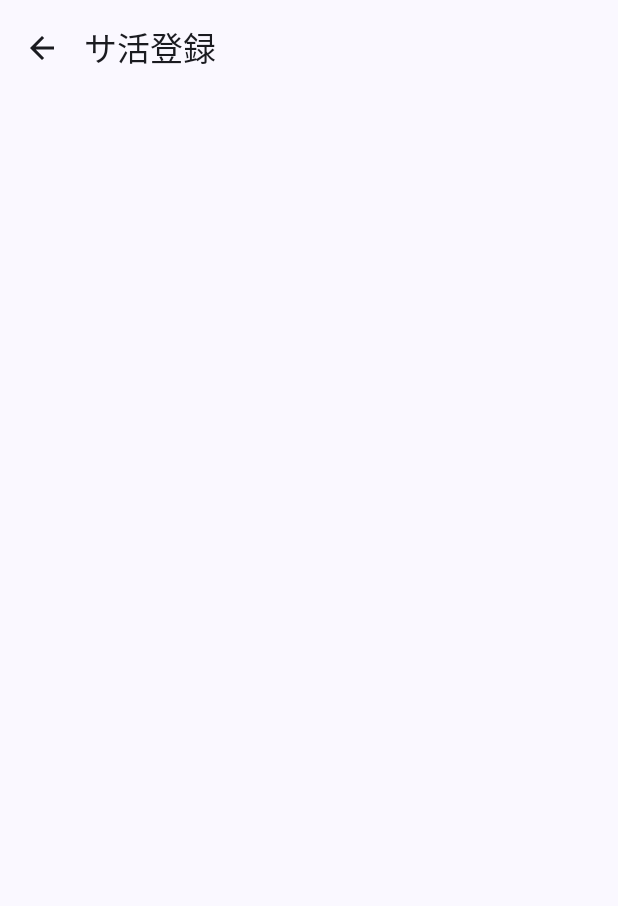
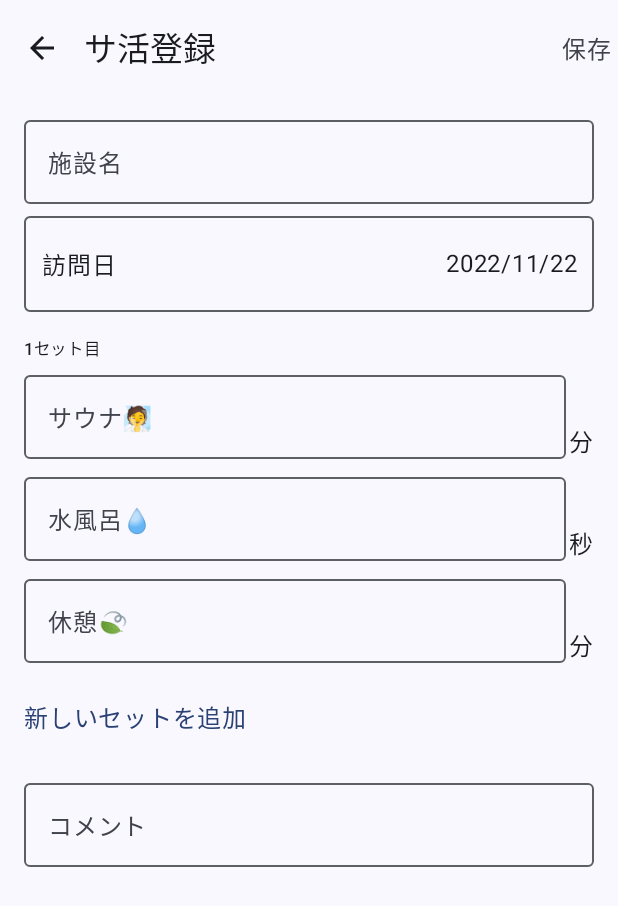
Before and after one commit to uhooi/Loki-Android, an Android app built with Jetpack Compose: the SakatsuInputScreen screen opened through its navigation route, on a phone screen of 412 x 824 dp. Before the commit the part shown is almost empty. Shown: the top 906 px of the screen. Run offline under Robolectric (Android 15) with nearby library versions, the phone set to English and light mode, and no system bars; our stand-ins replace Dagger/Hilt's generated code.

Commit message:
登録画面の実装

```diff
--- a/app/build.gradle
+++ b/app/build.gradle
@@ -77,6 +77,9 @@ dependencies {
     // Hilt
     implementation "com.google.dagger:hilt-android:2.44"
     kapt "com.google.dagger:hilt-compiler:2.44"
+
+    // Material Design
+    implementation 'com.google.android.material:material:1.7.0'
 }
 
 kapt {
--- a/app/src/main/java/com/theuhooi/totonoi/MainActivity.kt
+++ b/app/src/main/java/com/theuhooi/totonoi/MainActivity.kt
@@ -4,6 +4,7 @@ import android.os.Bundle
 import android.view.Window
 import androidx.activity.ComponentActivity
 import androidx.activity.compose.setContent
+import androidx.appcompat.app.AppCompatActivity
 import androidx.compose.foundation.layout.WindowInsets
 import androidx.compose.foundation.layout.fillMaxSize
 import androidx.compose.foundation.layout.safeDrawing
@@ -18,7 +19,7 @@ import androidx.core.view.WindowCompat
 import com.theuhooi.totonoi.core.ui.TotonoiApp
 import com.theuhooi.totonoi.core.ui.theme.TotonoiTheme
 
-class MainActivity : ComponentActivity() {
+class MainActivity : AppCompatActivity() {
     override fun onCreate(savedInstanceState: Bundle?) {
         super.onCreate(savedInstanceState)
         WindowCompat.setDecorFitsSystemWindows(window, false)
--- a/app/src/main/java/com/theuhooi/totonoi/core/ui/theme/Color.kt
+++ b/app/src/main/java/com/theuhooi/totonoi/core/ui/theme/Color.kt
@@ -4,6 +4,8 @@ import androidx.compose.ui.graphics.Color
 
 val Pink200 = Color(0xFFf48fb1)
 
+val LightBlue50 = Color(0xFFe1f5fe)
+val LightBlue100 = Color(0xFFb3e5fc)
 val LightBlue200 = Color(0xFF81d4fa)
 
 val Amber600 = Color(0xFFffb300)
--- a/app/src/main/java/com/theuhooi/totonoi/core/ui/theme/Theme.kt
+++ b/app/src/main/java/com/theuhooi/totonoi/core/ui/theme/Theme.kt
@@ -20,10 +20,11 @@ private val DarkColorScheme = darkColorScheme(
     secondary = Amber600,
     tertiary = Pink200,
     background = Gray100,
-    surface = White,
+    surface = LightBlue50,
     onPrimary = Gray900,
     onBackground = Black,
     error = DeepOrange400,
+    onSurfaceVariant = Gray100
 )
 
 private val LightColorScheme = lightColorScheme(
@@ -31,10 +32,11 @@ private val LightColorScheme = lightColorScheme(
     secondary = Amber600,
     tertiary = Pink200,
     background = Gray100,
-    surface = White,
+    surface = LightBlue50,
     onPrimary = Gray900,
     onBackground = Black,
     error = DeepOrange400,
+    onSurfaceVariant = Gray100
 
 
     /* Other default colors to override
--- a/app/src/main/java/com/theuhooi/totonoi/feature/sakatsu/sakatsu_input/SakatsuInputScreen.kt
+++ b/app/src/main/java/com/theuhooi/totonoi/feature/sakatsu/sakatsu_input/SakatsuInputScreen.kt
@@ -1,17 +1,28 @@
 package com.theuhooi.totonoi.feature.sakatsu.sakatsu_input
 
+import androidx.compose.foundation.clickable
+import androidx.compose.foundation.layout.Box
+import androidx.compose.foundation.layout.fillMaxSize
+import androidx.compose.foundation.layout.padding
 import androidx.compose.material.icons.Icons
 import androidx.compose.material.icons.filled.ArrowBack
 import androidx.compose.material3.*
 import androidx.compose.runtime.Composable
+import androidx.compose.runtime.getValue
+import androidx.compose.ui.Modifier
 import androidx.compose.ui.res.stringResource
+import androidx.lifecycle.compose.ExperimentalLifecycleComposeApi
+import androidx.lifecycle.compose.collectAsStateWithLifecycle
+import androidx.lifecycle.viewmodel.compose.viewModel
 import com.theuhooi.totonoi.R
 
-@OptIn(ExperimentalMaterial3Api::class)
+@OptIn(ExperimentalMaterial3Api::class, ExperimentalLifecycleComposeApi::class)
 @Composable
 fun SakatsuInputScreen(
     onNavigationClick: () -> Unit,
+    viewModel: SakatsuInputViewModel = viewModel()
 ) {
+    val uiState by viewModel.uiState.collectAsStateWithLifecycle()
     Scaffold(
         topBar = {
             TopAppBar(
@@ -25,10 +36,40 @@ fun SakatsuInputScreen(
                             contentDescription = stringResource(id = R.string.talkback_back)
                         )
                     }
+                },
+                actions = {
+                    Text(
+                        modifier = Modifier
+                            .clickable(
+                                enabled = uiState.isSaveButtonEnabled,
+                                onClick = viewModel::onSaveButtonClick
+                            ),
+                        text = stringResource(id = R.string.save),
+                        color = if (uiState.isSaveButtonEnabled) {
+                            MaterialTheme.colorScheme.primary
+                        } else {
+                            MaterialTheme.colorScheme.onSurfaceVariant
+                        }
+                    )
                 }
             )
         }
-    ) {
-
+    ) { contentPadding ->
+        Box(modifier = Modifier.padding(top = contentPadding.calculateTopPadding())) {
+            SakatsuInputSections(
+                modifier = Modifier.fillMaxSize(),
+                facilityName = uiState.facilityName,
+                visitingDateText = uiState.visitingDateText,
+                saunaSetList = uiState.saunaSetList,
+                description = uiState.description,
+                onFacilityNameChange = viewModel::onFacilityNameChange,
+                onVisitingDateChange = viewModel::onVisitingDateChange,
+                onSaunaTimeChange = viewModel::onSaunaTimeChange,
+                onCoolBathTimeChange = viewModel::onCoolBathTimeChange,
+                onRelaxationTimeChange = viewModel::onRelaxationTimeChange,
+                onDescriptionChange = viewModel::onDescriptionChange,
+                onAddSaunaSetClick = viewModel::onAddSaunaSetClick
+            )
+        }
     }
 }
--- /dev/null
+++ b/app/src/main/java/com/theuhooi/totonoi/feature/sakatsu/sakatsu_input/SakatsuInputSections.kt
@@ -0,0 +1,272 @@
+@file:OptIn(ExperimentalMaterial3Api::class)
+
+package com.theuhooi.totonoi.feature.sakatsu.sakatsu_input
+
+import androidx.appcompat.app.AppCompatActivity
+import androidx.compose.foundation.border
+import androidx.compose.foundation.clickable
+import androidx.compose.foundation.layout.*
+import androidx.compose.foundation.lazy.LazyColumn
+import androidx.compose.foundation.shape.RoundedCornerShape
+import androidx.compose.material3.*
+import androidx.compose.runtime.Composable
+import androidx.compose.ui.Alignment
+import androidx.compose.ui.Modifier
+import androidx.compose.ui.draw.clip
+import androidx.compose.ui.platform.LocalContext
+import androidx.compose.ui.platform.LocalDensity
+import androidx.compose.ui.res.stringResource
+import androidx.compose.ui.text.style.TextAlign
+import androidx.compose.ui.unit.dp
+import com.google.android.material.datepicker.MaterialDatePicker
+import com.theuhooi.totonoi.R
+
+@Composable
+fun SakatsuInputSections(
+    facilityName: String?,
+    visitingDateText: String,
+    saunaSetList: List<SaunaSet>,
+    description: String?,
+    onFacilityNameChange: (String) -> Unit,
+    onVisitingDateChange: (Long) -> Unit,
+    onSaunaTimeChange: (saunaSetIndex: Int, saunaTime: String) -> Unit,
+    onCoolBathTimeChange: (saunaSetIndex: Int, coolBathTime: String) -> Unit,
+    onRelaxationTimeChange: (saunaSetIndex: Int, relaxationTime: String) -> Unit,
+    onDescriptionChange: (String) -> Unit,
+    onAddSaunaSetClick: () -> Unit,
+    modifier: Modifier = Modifier
+) {
+    val bottomInsets = with(LocalDensity.current) {
+        WindowInsets.safeDrawing.getBottom(this).toDp()
+    }
+    LazyColumn(
+        modifier = modifier.fillMaxWidth(),
+        contentPadding = PaddingValues(
+            top = 8.dp,
+            bottom = 32.dp + bottomInsets,
+            start = 16.dp,
+            end = 16.dp
+        )
+    ) {
+        item {
+            FacilityNameSection(
+                modifier = Modifier.fillMaxWidth(),
+                facilityName = facilityName,
+                onFacilityNameChange = onFacilityNameChange
+            )
+        }
+        item {
+            VisitingDateSection(
+                modifier = Modifier
+                    .fillMaxWidth()
+                    .padding(top = 8.dp),
+                visitingDateText = visitingDateText,
+                onVisitingDateChange = onVisitingDateChange
+            )
+        }
+        items(saunaSetList.size) {
+            SaunaSetSection(
+                modifier = Modifier
+                    .fillMaxWidth()
+                    .padding(top = 16.dp),
+                index = it,
+                saunaTime = saunaSetList[it].saunaTime,
+                coolBathTime = saunaSetList[it].coolBathTime,
+                relaxationTime = saunaSetList[it].relaxationTime,
+                onSaunaTimeChange = onSaunaTimeChange,
+                onCoolBathTimeChange = onCoolBathTimeChange,
+                onRelaxationTimeChange = onRelaxationTimeChange
+            )
+        }
+        item {
+            Text(
+                modifier = Modifier
+                    .padding(top = 24.dp)
+                    .clickable(onClick = onAddSaunaSetClick),
+                text = stringResource(id = R.string.sakatsu_input_add_sauna_set),
+                color = MaterialTheme.colorScheme.primary
+            )
+        }
+        item {
+            DescriptionSection(
+                modifier = Modifier
+                    .fillMaxWidth()
+                    .padding(top = 24.dp),
+                description = description,
+                onDescriptionChange = onDescriptionChange
+            )
+        }
+    }
+}
+
+@Composable
+private fun FacilityNameSection(
+    facilityName: String?,
+    onFacilityNameChange: (String) -> Unit,
+    modifier: Modifier = Modifier
+) {
+    OutlinedTextField(
+        modifier = modifier,
+        value = facilityName.orEmpty(),
+        onValueChange = onFacilityNameChange,
+        label = {
+            Text(text = stringResource(id = R.string.sakatsu_input_facility_name))
+        }
+    )
+}
+
+@Composable
+private fun VisitingDateSection(
+    visitingDateText: String,
+    onVisitingDateChange: (Long) -> Unit,
+    modifier: Modifier = Modifier
+) {
+    val activity = LocalContext.current as AppCompatActivity
+    Box(
+        modifier = modifier
+            .border(
+                width = 1.dp,
+                color = MaterialTheme.colorScheme.outline,
+                shape = RoundedCornerShape(4.dp)
+            )
+            .clip(shape = RoundedCornerShape(4.dp))
+            .clickable {
+                MaterialDatePicker.Builder
+                    .datePicker()
+                    .setTheme(R.style.MaterialCalendarTheme)
+                    .build()
+                    .apply {
+                        show(activity.supportFragmentManager, "DatePicker")
+                        addOnPositiveButtonClickListener {
+                            onVisitingDateChange(it)
+                        }
+                    }
+            }
+    ) {
+        Text(
+            modifier = Modifier
+                .align(Alignment.CenterStart)
+                .padding(start = 12.dp),
+            text = stringResource(id = R.string.sakatsu_input_visiting_date)
+        )
+        Text(
+            modifier = Modifier
+                .fillMaxWidth()
+                .padding(horizontal = 12.dp, vertical = 20.dp),
+            text = visitingDateText,
+            textAlign = TextAlign.End
+        )
+    }
+}
+
+@Composable
+private fun SaunaSetSection(
+    index: Int,
+    saunaTime: String?,
+    coolBathTime: String?,
+    relaxationTime: String?,
+    onSaunaTimeChange: (saunaSetIndex: Int, saunaTime: String) -> Unit,
+    onCoolBathTimeChange: (saunaSetIndex: Int, coolBathTime: String) -> Unit,
+    onRelaxationTimeChange: (saunaSetIndex: Int, relaxationTime: String) -> Unit,
+    modifier: Modifier = Modifier
+) {
+    Column(modifier = modifier) {
+        Text(
+            text = stringResource(id = R.string.sakatsu_input_sauna_set_label, index + 1),
+            style = MaterialTheme.typography.labelSmall,
+        )
+        Spacer(modifier = Modifier.height(2.dp))
+        Row(modifier = Modifier.fillMaxWidth()) {
+            OutlinedTextField(
+                modifier = Modifier.weight(1f),
+                value = saunaTime.orEmpty(),
+                onValueChange = { onSaunaTimeChange(index, it) },
+                label = {
+                    Text(text = stringResource(id = R.string.sakatsu_input_sauna_label))
+                },
+                placeholder = {
+                    Text(
+                        text = stringResource(id = R.string.option),
+                        color = MaterialTheme.colorScheme.onSurfaceVariant
+                    )
+                }
+            )
+            Spacer(modifier = Modifier.width(2.dp))
+            Text(
+                modifier = Modifier.align(Alignment.Bottom),
+                text = stringResource(id = R.string.timeunit_minute)
+            )
+        }
+
+        Spacer(modifier = Modifier.height(4.dp))
+        Row(modifier = Modifier.fillMaxWidth()) {
+            OutlinedTextField(
+                modifier = Modifier.weight(1f),
+                value = coolBathTime.orEmpty(),
+                onValueChange = { onCoolBathTimeChange(index, it) },
+                label = {
+                    Text(text = stringResource(id = R.string.sakatsu_input_cool_bath_label))
+                },
+                placeholder = {
+                    Text(
+                        text = stringResource(id = R.string.option),
+                        color = MaterialTheme.colorScheme.onSurfaceVariant
+                    )
+                }
+            )
+            Spacer(modifier = Modifier.width(2.dp))
+            Text(
+                modifier = Modifier.align(Alignment.Bottom),
+                text = stringResource(id = R.string.timeunit_second)
+            )
+        }
+
+        Spacer(modifier = Modifier.height(4.dp))
+        Row(modifier = Modifier.fillMaxWidth()) {
+            OutlinedTextField(
+                modifier = Modifier.weight(1f),
+                value = relaxationTime.orEmpty(),
+                onValueChange = { onRelaxationTimeChange(index, it) },
+                label = {
+                    Text(text = stringResource(id = R.string.sakatsu_input_relaxation_label))
+                },
+                placeholder = {
+                    Text(
+                        text = stringResource(id = R.string.option),
+                        color = MaterialTheme.colorScheme.onSurfaceVariant
+                    )
+                }
+            )
+            Spacer(modifier = Modifier.width(2.dp))
+            Text(
+                modifier = Modifier.align(Alignment.Bottom),
+                text = stringResource(id = R.string.timeunit_minute)
+            )
+        }
+
+    }
+}
+
+@Composable
+private fun DescriptionSection(
+    description: String?,
+    onDescriptionChange: (String) -> Unit,
+    modifier: Modifier = Modifier
+) {
+    OutlinedTextField(
+        modifier = modifier,
+        value = description.orEmpty(),
+        onValueChange = onDescriptionChange,
+        label = {
+            Text(
+                text = stringResource(id = R.string.sakatsu_input_comment)
+            )
+        },
+        placeholder = {
+            Text(
+                text = stringResource(id = R.string.option),
+                color = MaterialTheme.colorScheme.onSurfaceVariant
+            )
+        }
+    )
+}
--- /dev/null
+++ b/app/src/main/java/com/theuhooi/totonoi/feature/sakatsu/sakatsu_input/SakatsuInputUiState.kt
@@ -0,0 +1,25 @@
+package com.theuhooi.totonoi.feature.sakatsu.sakatsu_input
+
+import androidx.compose.runtime.Stable
+import java.time.LocalDateTime
+import java.time.format.DateTimeFormatter
+
+@Stable
+data class SakatsuInputUiState(
+    val facilityName: String? = null,
+    private val visitingDate: LocalDateTime = LocalDateTime.now(),
+    val saunaSetList: List<SaunaSet> = listOf(SaunaSet()),
+    val description: String? = null
+) {
+    val visitingDateText: String
+        get() = DateTimeFormatter.ofPattern("yyyy/MM/dd").format(visitingDate)
+
+    val isSaveButtonEnabled: Boolean
+        get() = facilityName.orEmpty().isNotBlank()
+}
+
+data class SaunaSet(
+    val saunaTime: String? = null,
+    val coolBathTime: String? = null,
+    val relaxationTime: String? = null
+)
--- a/app/src/main/java/com/theuhooi/totonoi/feature/sakatsu/sakatsu_list/SakatsuListScreen.kt
+++ b/app/src/main/java/com/theuhooi/totonoi/feature/sakatsu/sakatsu_list/SakatsuListScreen.kt
@@ -33,7 +33,7 @@ fun SakatsuListScreen(viewModel: SakatsuListViewModel = viewModel(), onFabClick:
         floatingActionButton = {
             FloatingActionButton(
                 content = {
-                    Icon(imageVector = Icons.Filled.Add, contentDescription = null)
+                    Icon(imageVector = Icons.Filled.Add, contentDescription = stringResource(id = R.string.talkback_add_sakatsu))
                 },
                 onClick = onFabClick
             )
--- a/app/src/main/java/com/theuhooi/totonoi/feature/sakatsu/sakatsu_list/SakatsuListUiState.kt
+++ b/app/src/main/java/com/theuhooi/totonoi/feature/sakatsu/sakatsu_list/SakatsuListUiState.kt
@@ -16,7 +16,7 @@ sealed interface SakatsuListStatus {
 }
 
 data class SakatsuListItemUiState(
-    val title: String,
+    val title: String, // TODO: facilityNameに統一
     val description: String? = null,
     val dateText: String,
     val saunaTimeText: String? = null,
--- a/app/src/main/res/values/colors.xml
+++ b/app/src/main/res/values/colors.xml
@@ -7,4 +7,8 @@
     <color name="teal_700">#FF018786</color>
     <color name="black">#FF000000</color>
     <color name="white">#FFFFFFFF</color>
+
+    <color name="primary">#81d4fa</color>
+    <color name="on_primary">#212121</color>
+    <color name="surface">#e1f5fe</color>
 </resources>
--- a/app/src/main/res/values/strings.xml
+++ b/app/src/main/res/values/strings.xml
@@ -11,6 +11,8 @@
     <string name="timeunit_minute">分</string>
     <string name="timeunit_hour">時間</string>
     <string name="arrow_right">→</string>
+    <string name="option">オプション</string>
+    <string name="save">保存</string>
 
     <!-- サ活一覧 -->
     <string name="sakatsu_list_empty_label">サ活を追加しよう！</string>
@@ -18,6 +20,17 @@
     <string name="emoji_cool_bath">💧</string>
     <string name="emoji_relaxation">🍃</string>
 
+    <!-- サ活登録 -->
+    <string name="sakatsu_input_facility_name">施設名</string>
+    <string name="sakatsu_input_visiting_date">訪問日</string>
+    <string name="sakatsu_input_sauna_set_label">%dセット目</string>
+    <string name="sakatsu_input_sauna_label">サウナ🧖</string>
+    <string name="sakatsu_input_cool_bath_label">水風呂💧</string>
+    <string name="sakatsu_input_relaxation_label">休憩🍃</string>
+    <string name="sakatsu_input_add_sauna_set">新しいセットを追加</string>
+    <string name="sakatsu_input_comment">コメント</string>
+
     <!-- talkback -->
     <string name="talkback_back">戻る</string>
+    <string name="talkback_add_sakatsu">サ活を登録する</string>
 </resources>
--- a/app/src/main/res/values/themes.xml
+++ b/app/src/main/res/values/themes.xml
@@ -1,9 +1,15 @@
 <?xml version="1.0" encoding="utf-8"?>
 <resources>
 
-    <style name="Theme.Totonoi" parent="android:Theme.Material.Light.NoActionBar" >
+    <style name="Theme.Totonoi" parent="Theme.Material3.Light.NoActionBar" >
         <item name="android:statusBarColor">@android:color/transparent</item>
         <item name="android:navigationBarColor">@android:color/transparent</item>
         <item name="android:windowLightStatusBar">true</item>
     </style>
+
+    <style name="MaterialCalendarTheme" parent="ThemeOverlay.Material3.MaterialCalendar">
+        <item name="colorPrimary">@color/primary</item>
+        <item name="colorOnPrimary">@color/on_primary</item>
+        <item name="colorSurface">@color/surface</item>
+    </style>
 </resources>
```
Also changed, not shown: app/src/main/java/com/theuhooi/totonoi/feature/sakatsu/sakatsu_input/SakatsuInputViewModel.kt (added, +94 -0 lines).
